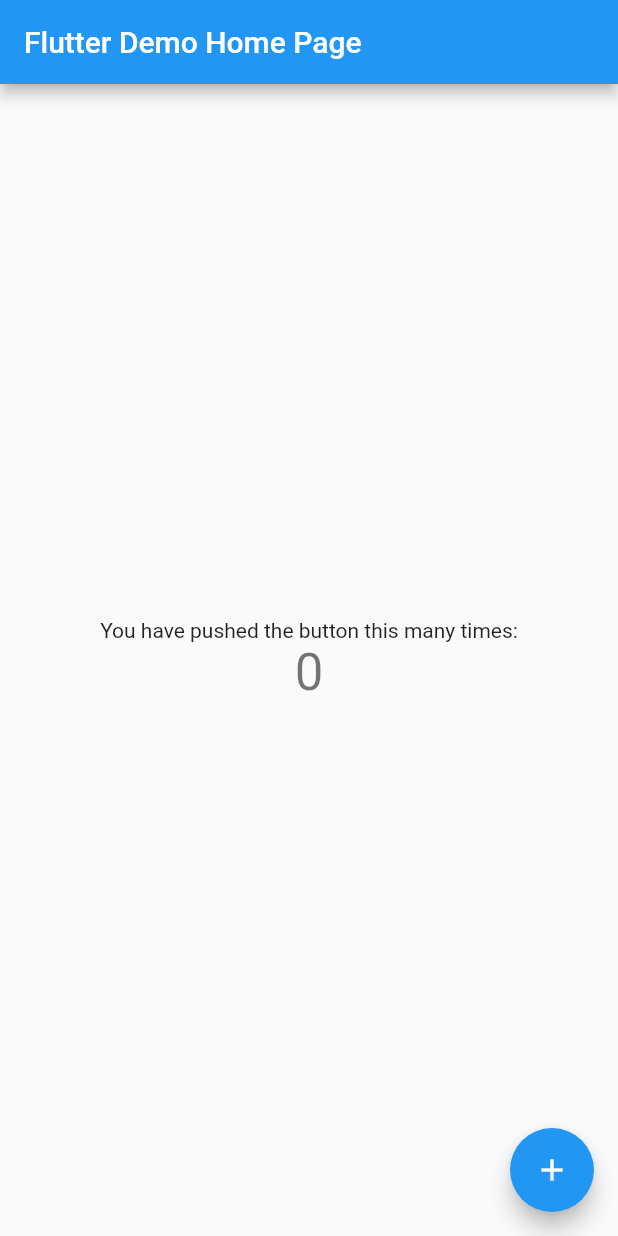
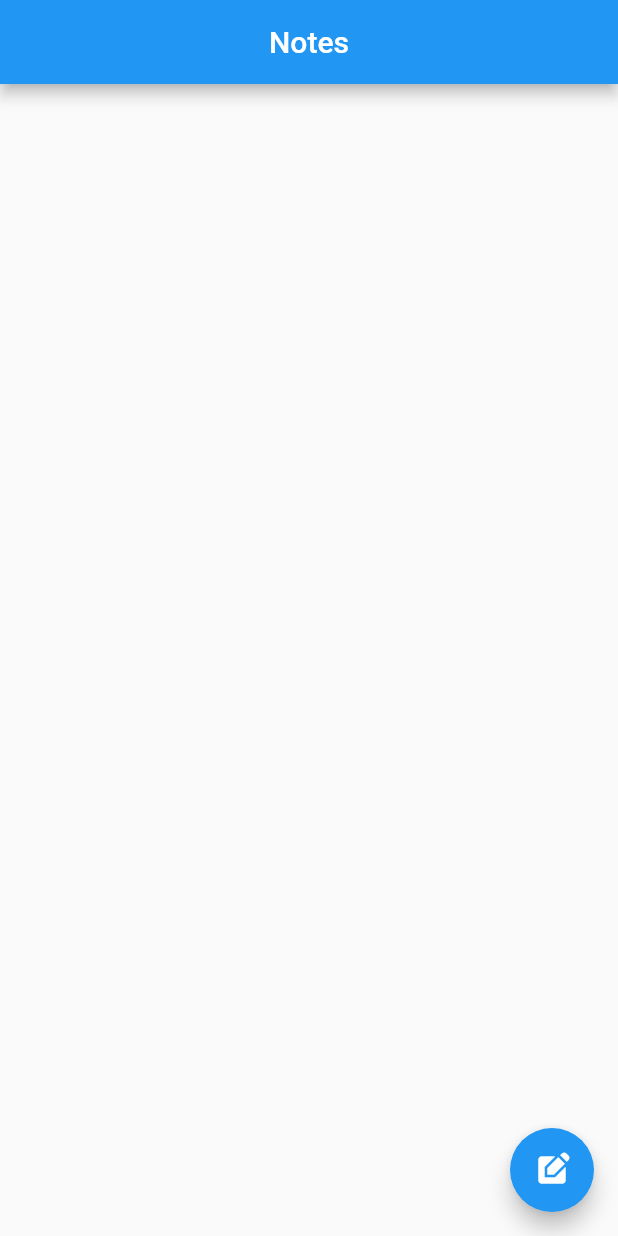
Before and after one commit to Rabin321/Notes-App-using-sqflite, a Flutter app: the screen it shows after launch, on a phone screen of 412 x 824 dp. Run offline on Flutter 3.47's test engine with Material 2 defaults, Android fonts, the phone set to English and light mode, and no system bars.

Commit message:
UI ready

```diff
--- a/lib/main.dart
+++ b/lib/main.dart
@@ -1,115 +1,17 @@
 import 'package:flutter/material.dart';
+import 'package:noteswithsqflite/screens/notelist.dart';
 
-void main() {
-  runApp(const MyApp());
-}
+void main() => runApp(MyApp());
 
 class MyApp extends StatelessWidget {
   const MyApp({super.key});
 
-  // This widget is the root of your application.
   @override
   Widget build(BuildContext context) {
-    return MaterialApp(
-      title: 'Flutter Demo',
-      theme: ThemeData(
-        // This is the theme of your application.
-        //
-        // Try running your application with "flutter run". You'll see the
-        // application has a blue toolbar. Then, without quitting the app, try
-        // changing the primarySwatch below to Colors.green and then invoke
-        // "hot reload" (press "r" in the console where you ran "flutter run",
-        // or simply save your changes to "hot reload" in a Flutter IDE).
-        // Notice that the counter didn't reset back to zero; the application
-        // is not restarted.
-        primarySwatch: Colors.blue,
-      ),
-      home: const MyHomePage(title: 'Flutter Demo Home Page'),
+    return const MaterialApp(
+      title: "Note App using sqflite",
+      debugShowCheckedModeBanner: false,
+      home: NoteList(),
     );
   }
 }
-
-class MyHomePage extends StatefulWidget {
-  const MyHomePage({super.key, required this.title});
-
-  // This widget is the home page of your application. It is stateful, meaning
-  // that it has a State object (defined below) that contains fields that affect
-  // how it looks.
-
-  // This class is the configuration for the state. It holds the values (in this
-  // case the title) provided by the parent (in this case the App widget) and
-  // used by the build method of the State. Fields in a Widget subclass are
-  // always marked "final".
-
-  final String title;
-
-  @override
-  State<MyHomePage> createState() => _MyHomePageState();
-}
-
-class _MyHomePageState extends State<MyHomePage> {
-  int _counter = 0;
-
-  void _incrementCounter() {
-    setState(() {
-      // This call to setState tells the Flutter framework that something has
-      // changed in this State, which causes it to rerun the build method below
-      // so that the display can reflect the updated values. If we changed
-      // _counter without calling setState(), then the build method would not be
-      // called again, and so nothing would appear to happen.
-      _counter++;
-    });
-  }
-
-  @override
-  Widget build(BuildContext context) {
-    // This method is rerun every time setState is called, for instance as done
-    // by the _incrementCounter method above.
-    //
-    // The Flutter framework has been optimized to make rerunning build methods
-    // fast, so that you can just rebuild anything that needs updating rather
-    // than having to individually change instances of widgets.
-    return Scaffold(
-      appBar: AppBar(
-        // Here we take the value from the MyHomePage object that was created by
-        // the App.build method, and use it to set our appbar title.
-        title: Text(widget.title),
-      ),
-      body: Center(
-        // Center is a layout widget. It takes a single child and positions it
-        // in the middle of the parent.
-        child: Column(
-          // Column is also a layout widget. It takes a list of children and
-          // arranges them vertically. By default, it sizes itself to fit its
-          // children horizontally, and tries to be as tall as its parent.
-          //
-          // Invoke "debug painting" (press "p" in the console, choose the
-          // "Toggle Debug Paint" action from the Flutter Inspector in Android
-          // Studio, or the "Toggle Debug Paint" command in Visual Studio Code)
-          // to see the wireframe for each widget.
-          //
-          // Column has various properties to control how it sizes itself and
-          // how it positions its children. Here we use mainAxisAlignment to
-          // center the children vertically; the main axis here is the vertical
-          // axis because Columns are vertical (the cross axis would be
-          // horizontal).
-          mainAxisAlignment: MainAxisAlignment.center,
-          children: <Widget>[
-            const Text(
-              'You have pushed the button this many times:',
-            ),
-            Text(
-              '$_counter',
-              style: Theme.of(context).textTheme.headlineMedium,
-            ),
-          ],
-        ),
-      ),
-      floatingActionButton: FloatingActionButton(
-        onPressed: _incrementCounter,
-        tooltip: 'Increment',
-        child: const Icon(Icons.add),
-      ), // This trailing comma makes auto-formatting nicer for build methods.
-    );
-  }
-}
--- /dev/null
+++ b/lib/screens/notelist.dart
@@ -0,0 +1,65 @@
+import 'package:flutter/material.dart';
+import 'package:flutter/src/widgets/framework.dart';
+import 'package:flutter/src/widgets/placeholder.dart';
+import 'package:noteswithsqflite/screens/notedetail.dart';
+
+class NoteList extends StatefulWidget {
+  const NoteList({super.key});
+
+  @override
+  State<NoteList> createState() => _NoteListState();
+}
+
+class _NoteListState extends State<NoteList> {
+  int count = 0;
+  @override
+  Widget build(BuildContext context) {
+    return Scaffold(
+      appBar: AppBar(
+        centerTitle: true,
+        title: const Text("Notes"),
+      ),
+      body: getNoteListView(),
+      floatingActionButton: FloatingActionButton(
+        onPressed: () {
+          // debugPrint("FAB Clicked");
+          Navigator.push(context,
+              MaterialPageRoute(builder: (context) => const NoteDetail()));
+        },
+        tooltip: 'Add Note',
+        child: Icon(Icons.edit_square),
+      ),
+    );
+  }
+
+  ListView getNoteListView() {
+    // TextStyle? titleStyle = Theme.of(context).textTheme.titleMedium;
+    return ListView.builder(
+      itemCount: count,
+      itemBuilder: (BuildContext context, int position) {
+        return Card(
+          color: Colors.white,
+          elevation: 2.0,
+          child: ListTile(
+            leading: const CircleAvatar(
+              backgroundColor: Colors.yellow,
+              child: Icon(Icons.keyboard_arrow_right),
+            ),
+            title: Text(
+              "Dummy Title",
+              style: TextStyle(fontWeight: FontWeight.bold, fontSize: 20),
+            ),
+            subtitle: Text("Dummy Date"),
+            trailing: Icon(
+              Icons.delete,
+              color: Colors.grey,
+            ),
+            onTap: () {
+              debugPrint("ListTile Tapped");
+            },
+          ),
+        );
+      },
+    );
+  }
+}
```
Also changed, not shown: lib/screens/notedetail.dart (added, +85 -0 lines).
